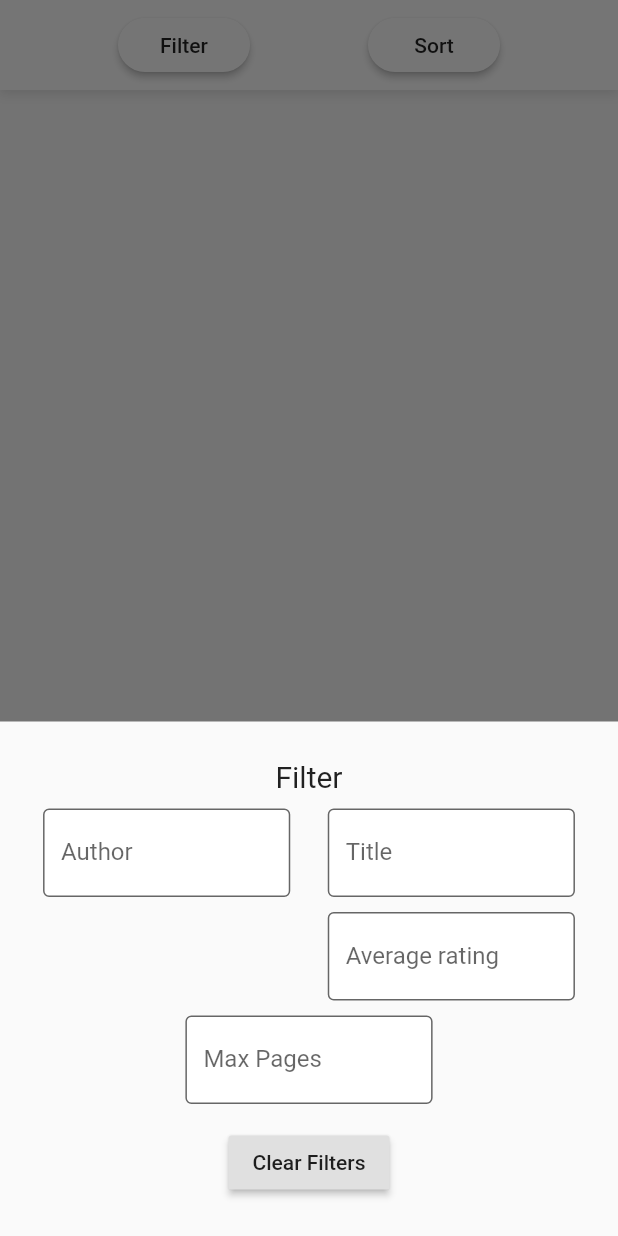
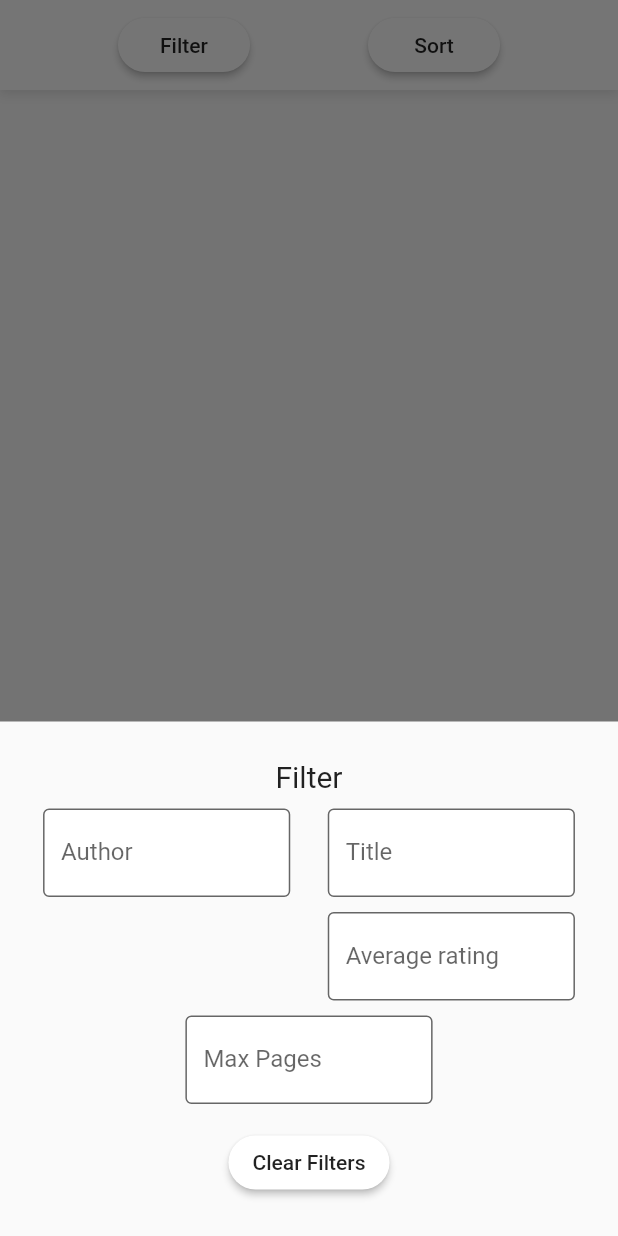
Before and after one commit to FlinnBurgess/goodreads-companion, a Flutter app: the BookListPage widget shown alone on an empty page, opened directly with empty values, after a tap on "Filter", on a phone screen of 412 x 824 dp. Run offline on Flutter 3.47's test engine with Material 2 defaults, Android fonts, the phone set to English and light mode, and no system bars; drawn by our look-alikes of flutter_typeahead; our stand-ins replace country_code_picker, flutter_rating_bar, pie_chart; missing offline and left inert: oauth1.

Commit message:
Restyle clear filters button

```diff
--- a/lib/book_list_page.dart
+++ b/lib/book_list_page.dart
@@ -274,6 +274,10 @@ class _BookListPageState extends State<BookListPage> {
                                   child: Center(
                                     child: RaisedButton(
                                       child: Text('Clear Filters'),
+                                      color: Colors.white,
+                                      shape: RoundedRectangleBorder(
+                                          borderRadius: BorderRadius.all(
+                                              Radius.circular(90))),
                                       onPressed: () => setState(() {
                                         selectedAuthor = null;
                                         maxPages = null;
```
